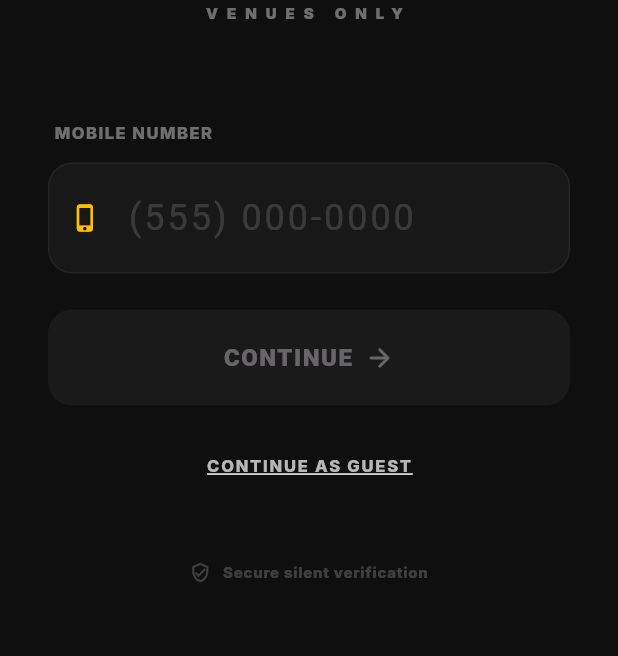
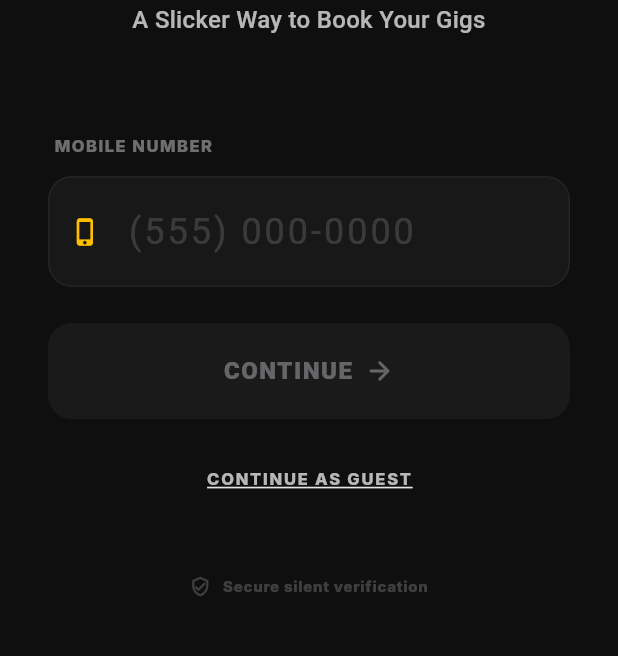
Before and after one commit to gthompson333/gig_slick, a Flutter app: the screen it shows after launch, on a phone screen of 412 x 824 dp, the part 385-1041 px from its top. Run offline on Flutter 3.47's test engine with Material 3 defaults, Android fonts, the phone set to English and light mode, and no system bars; our stand-ins replace cloud_firestore, equatable, firebase_auth, firebase_core, firebase_messaging, flutter_bloc and 5 more; accounts and stored records are empty; generated files the repository leaves out were written again.

Commit message:
UI: Update onboarding subtext to 'A Slicker Way to Book Your Gigs'

```diff
--- a/lib/features/onboarding/presentation/onboarding_page.dart
+++ b/lib/features/onboarding/presentation/onboarding_page.dart
@@ -122,13 +122,12 @@ class _OnboardingViewState extends State<OnboardingView> {
                         ),
                         const SizedBox(height: 4),
                         Text(
-                          'VENUES ONLY',
+                          'A Slicker Way to Book Your Gigs',
                           textAlign: TextAlign.center,
-                          style: theme.textTheme.labelSmall?.copyWith(
-                            color: AppColors.textTertiary,
-                            letterSpacing: 6,
-                            fontWeight: FontWeight.w900,
-                            fontSize: 10,
+                          style: theme.textTheme.titleMedium?.copyWith(
+                            color: AppColors.textSecondary,
+                            fontWeight: FontWeight.w500,
+                            letterSpacing: 0.2,
                           ),
                         ),
                       ],
```
